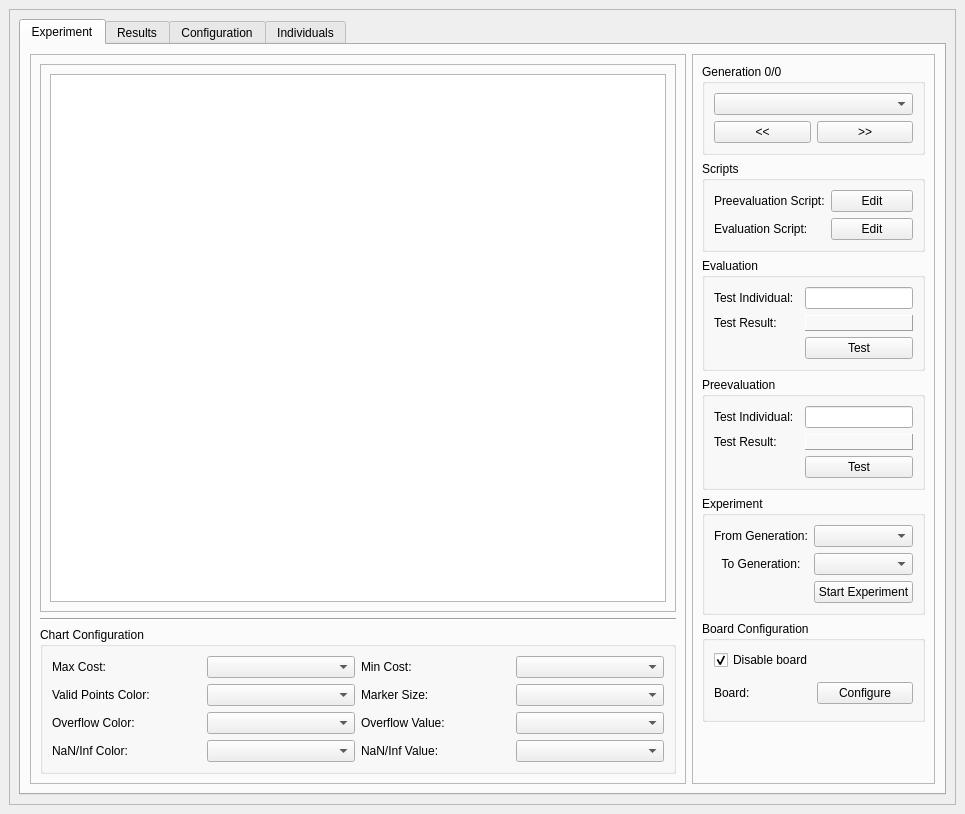
This is MLC/GUI/Autogenerated/mlc_qtcreator/experiment.ui in MachineLearningControl/OpenMLC-Python as Qt 5 draws it before an edit. The edited form follows.
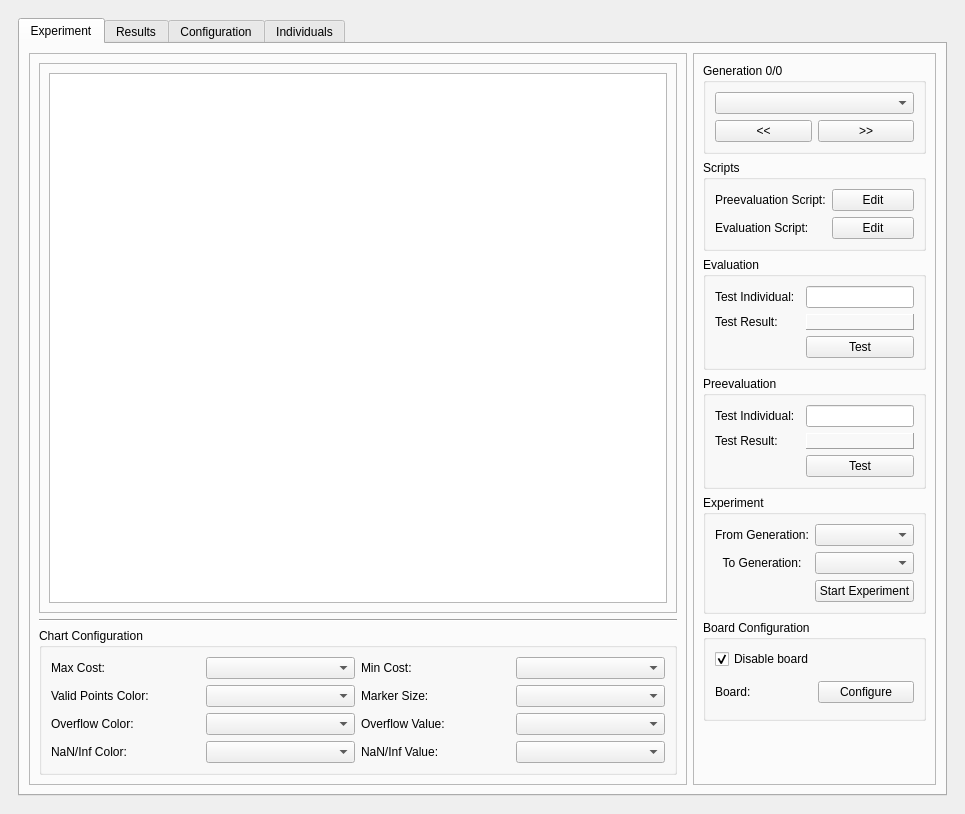
This is the edited form.

Commit message:
Fix Edit buttons behaviour in Windows
* Removed QScrollArea Frames
* Refactor in MLCAboutDialog

Diff of the .ui file:
```diff
--- a/MLC/GUI/Autogenerated/mlc_qtcreator/experiment.ui
+++ b/MLC/GUI/Autogenerated/mlc_qtcreator/experiment.ui
@@ -20,6 +20,9 @@
    <layout class="QHBoxLayout" name="horizontalLayout">
     <item>
      <widget class="QScrollArea" name="scrollArea">
+      <property name="frameShape">
+       <enum>QFrame::NoFrame</enum>
+      </property>
       <property name="widgetResizable">
        <bool>true</bool>
       </property>
@@ -28,7 +31,7 @@
         <rect>
          <x>0</x>
          <y>0</y>
-         <width>931</width>
+         <width>933</width>
          <height>814</height>
         </rect>
        </property>
```
The commit also changes 7 other files.
